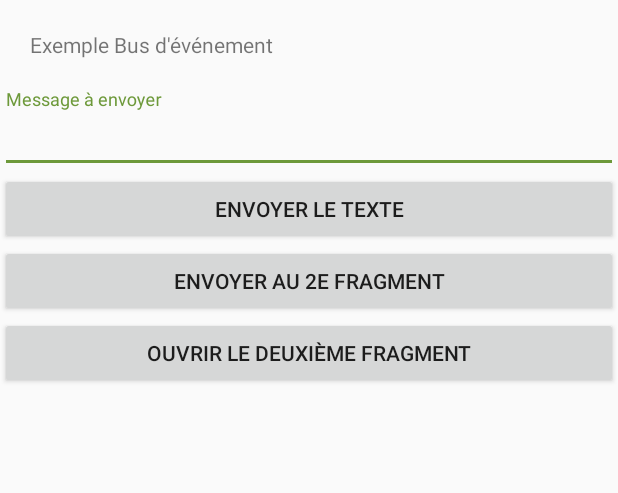
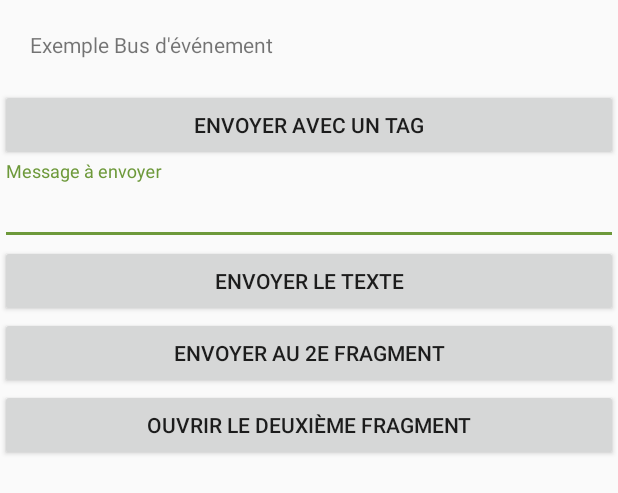
Before and after one commit to MobileTribe/pandroid, an Android app: the layout fragment_event.xml on its own in the app's theme, with its tools: preview values and no code run, on a phone screen of 412 x 824 dp. Shown: the top 493 px of the screen. Run offline under Robolectric (Android 15) with nearby library versions, the phone set to English and light mode, and no system bars.

Commit message:
feat (EventBus) : allow method with no argument to listen tagged message

```diff
--- a/pandroid-demo/src/main/res/layout/fragment_event.xml
+++ b/pandroid-demo/src/main/res/layout/fragment_event.xml
@@ -10,6 +10,12 @@
         android:layout_height="wrap_content"
         android:padding="@dimen/large_text"
         android:text="@string/event_title" />
+
+    <Button
+        android:id="@+id/event_send_tag"
+        android:layout_width="match_parent"
+        android:layout_height="wrap_content"
+        android:text="@string/event_send_tag" />
 
     <android.support.design.widget.TextInputLayout
         android:layout_width="match_parent"
--- a/pandroid-demo/src/main/res/values/strings.xml
+++ b/pandroid-demo/src/main/res/values/strings.xml
@@ -17,6 +17,7 @@
     <string name="event_text_to_send">Message à envoyer</string>
     <string name="event_send_to">Envoyer au 2e fragment</string>
     <string name="event_open_second_fragment">Ouvrir le deuxième fragment</string>
+    <string name="event_send_tag">Envoyer avec un tag</string>
 
 
     <string name="animation_resize">Touch to resize</string>
@@ -36,5 +37,4 @@
     <string name="list_header_hide">Afficher à 0.5</string>
 
 
-
 </resources>
--- a/pandroid-library/src/main/java/com/leroymerlin/pandroid/event/EventBusManagerImpl.java
+++ b/pandroid-library/src/main/java/com/leroymerlin/pandroid/event/EventBusManagerImpl.java
@@ -202,7 +202,11 @@ public class EventBusManagerImpl implements EventBusManager {
             } else {
                 builder.append("receiversTag : ").append(messageTag);
             }
-            builder.append("\n").append("data : ").append(data.getClass().getSimpleName()).append(" : ").append(data.toString());
+            if (data != null)
+                builder.append("\n").append("data : ").append(data.getClass().getSimpleName()).append(" : ").append(data.toString());
+            else
+                builder.append("\n").append("data : ").append("null");
+
             return builder.toString();
         }
 
```
Also changed, not shown: pandroid-compiler/src/main/java/com/pandroid/compiler/EventBusProcessor.java (+27 -15 lines), pandroid-demo/src/main/java/com/leroymerlin/pandroid/demo/main/event/EventFragment.java (+11 -0 lines).
